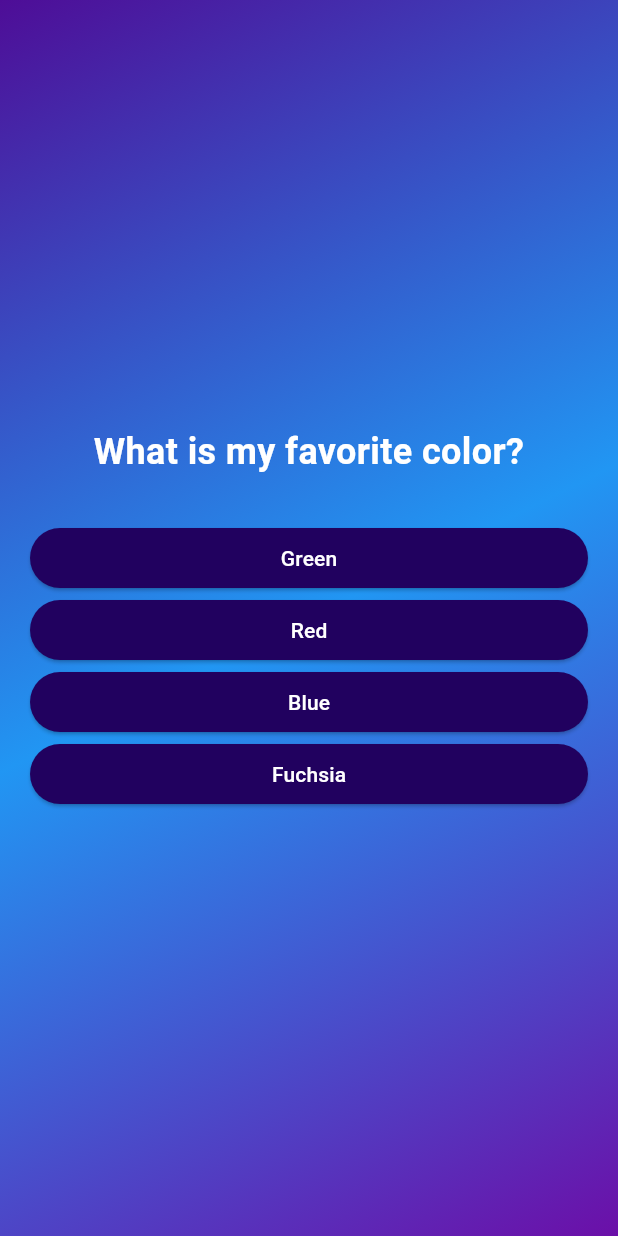
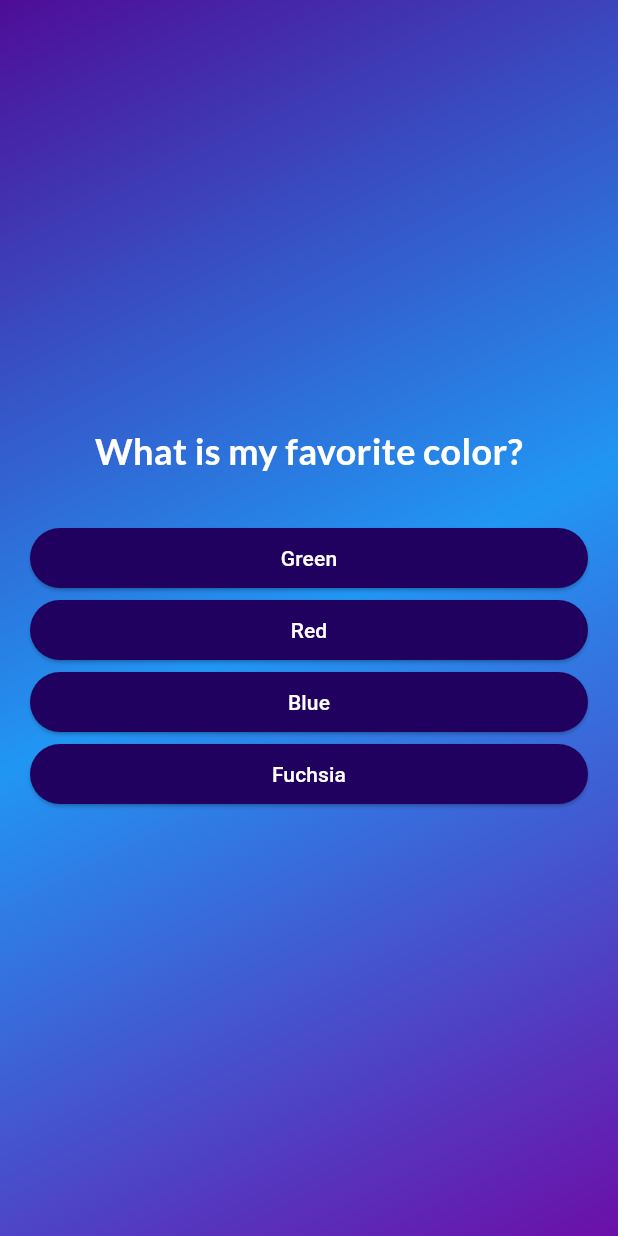
Before and after one commit to JerryWeng/quiz_app, a Flutter app: the screen it shows after launch, after a tap on "Start Quiz", on a phone screen of 412 x 824 dp. Run offline on Flutter 3.47's test engine with Material 3 defaults, Android fonts, the phone set to English and light mode, and no system bars; our stand-ins replace google_fonts.

Commit message:
added google fonts, changed text to use it, created shuffle method and implemented

```diff
--- a/lib/answer_button.dart
+++ b/lib/answer_button.dart
@@ -17,8 +17,9 @@ class AnswerButton extends StatelessWidget {
       style: ElevatedButton.styleFrom(
         backgroundColor: const Color.fromARGB(255, 33, 1, 95),
         foregroundColor: Colors.white,
+        padding: const EdgeInsets.symmetric(vertical: 10, horizontal: 40),
       ),
-      child: Text(answerText),
+      child: Text(answerText, textAlign: TextAlign.center),
     );
   }
 }
--- a/lib/main.dart
+++ b/lib/main.dart
@@ -1,6 +1,5 @@
 import 'package:flutter/material.dart';
 import 'package:quiz_app/quiz.dart';
-import 'package:quiz_app/start_screen.dart';
 
 void main() {
   runApp(Quiz());
--- a/lib/models/quiz_question.dart
+++ b/lib/models/quiz_question.dart
@@ -3,4 +3,10 @@ class QuizQuestion {
 
   final String text; //Question text
   final List<String> answers;
+
+  List<String> getShuffledAnswers() {
+    final shuffledList = List.of(answers);
+    shuffledList.shuffle;
+    return shuffledList;
+  }
 }
--- a/lib/questions_screen.dart
+++ b/lib/questions_screen.dart
@@ -1,6 +1,7 @@
 import 'package:flutter/material.dart';
 import 'package:quiz_app/answer_button.dart';
 import 'package:quiz_app/data/questions.dart';
+import 'package:google_fonts/google_fonts.dart';
 
 class QuestionsScreen extends StatefulWidget {
   const QuestionsScreen({super.key});
@@ -12,9 +13,17 @@ class QuestionsScreen extends StatefulWidget {
 }
 
 class _QuestionsScreenState extends State<QuestionsScreen> {
+  var currentQuestionIndex = 0;
+
+  void answerQuestion() {
+    setState(() {
+      currentQuestionIndex++;
+    });
+  }
+
   @override
   Widget build(context) {
-    final currentQuestion = questions[0];
+    final currentQuestion = questions[currentQuestionIndex];
     return SizedBox(
       width: double.infinity,
       child: Container(
@@ -25,16 +34,16 @@ class _QuestionsScreenState extends State<QuestionsScreen> {
           children: [
             Text(
               currentQuestion.text,
-              style: TextStyle(
+              style: GoogleFonts.lato(
+                color: Colors.white,
                 fontSize: 24,
-                color: Colors.white,
                 fontWeight: FontWeight.bold,
               ),
               textAlign: TextAlign.center,
             ),
             const SizedBox(height: 30),
-            ...currentQuestion.answers.map((item) {
-              return AnswerButton(answerText: item, onTap: () {});
+            ...currentQuestion.getShuffledAnswers().map((item) {
+              return AnswerButton(answerText: item, onTap: answerQuestion);
             }),
           ],
         ),
--- a/lib/quiz.dart
+++ b/lib/quiz.dart
@@ -15,6 +15,7 @@ class Quiz extends StatefulWidget {
 class _QuizState extends State<Quiz> {
   Widget? activeScreen;
 
+  @override
   void initState() {
     activeScreen = StartScreen(switchScreen);
     super.initState();
--- a/pubspec.yaml
+++ b/pubspec.yaml
@@ -34,6 +34,7 @@ dependencies:
   # The following adds the Cupertino Icons font to your application.
   # Use with the CupertinoIcons class for iOS style icons.
   cupertino_icons: ^1.0.8
+  google_fonts: ^6.2.1
 
 dev_dependencies:
   flutter_test:
```
Also changed, not shown: pubspec.lock, 1 other file.
